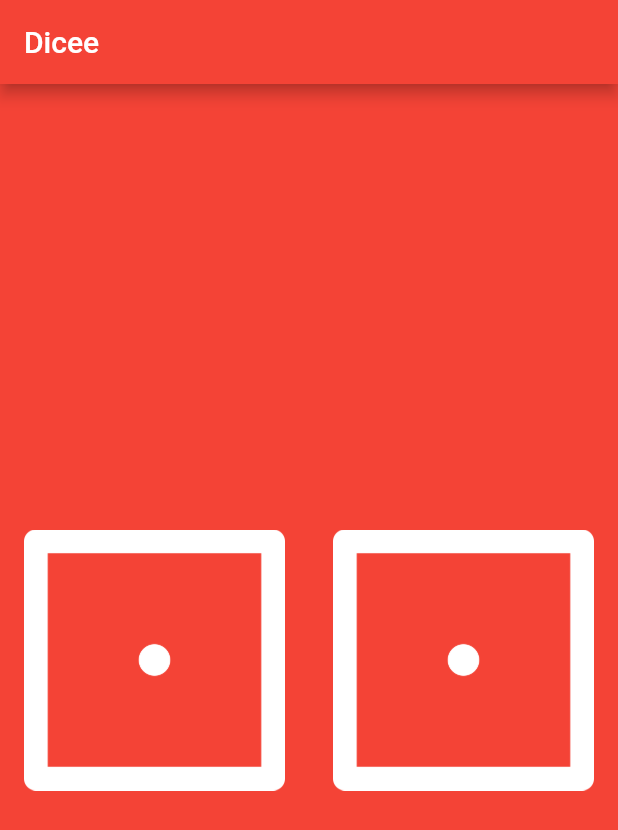
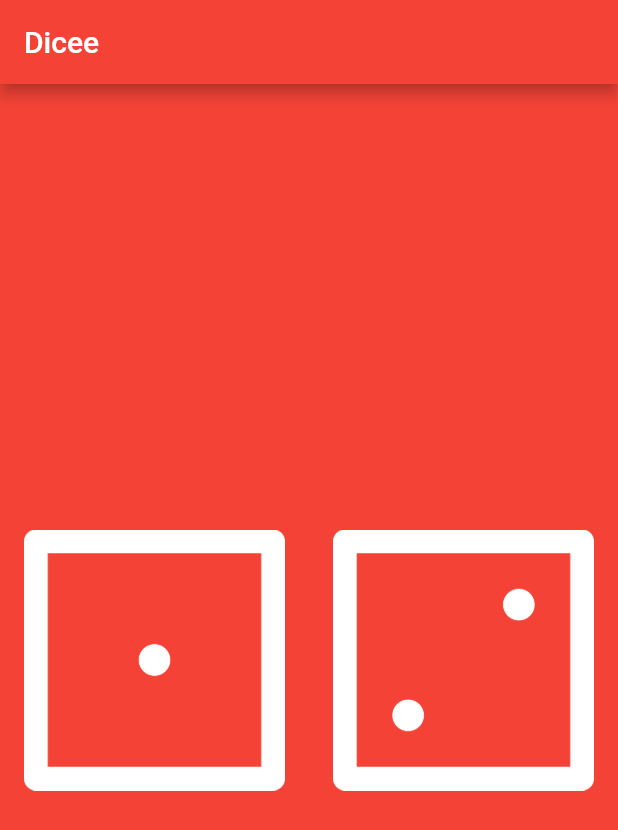
Before and after one commit to fomagran/Flutter-Example, a Flutter app: the screen it shows after launch, on a phone screen of 412 x 824 dp. Shown: the top 830 px of the screen. Run offline on Flutter 3.47's test engine with Material 2 defaults, Android fonts, the light colour scheme and no system bars.

Commit message:
변수 만들고 문자열에 대입해보기

```diff
--- a/lib/main.dart
+++ b/lib/main.dart
@@ -14,6 +14,10 @@ void main() {
 }
 
 class DicePage extends StatelessWidget {
+  //변수 적용하기
+  var leftDiceNumber = 1;
+  var rightDiceNumber = 2;
+
   @override
   Widget build(BuildContext context) {
     return Center(
@@ -25,14 +29,14 @@ class DicePage extends StatelessWidget {
                 onPressed: () {
                   print("button1");
                 },
-                child: Image.asset("images/dice1.png")),
+                child: Image.asset("images/dice$leftDiceNumber.png")),
           ),
           Expanded(
             child: FlatButton(
                 onPressed: () {
                   print("button2");
                 },
-                child: Image.asset("images/dice1.png")),
+                child: Image.asset("images/dice$rightDiceNumber.png")),
           ),
         ],
       ),
```
